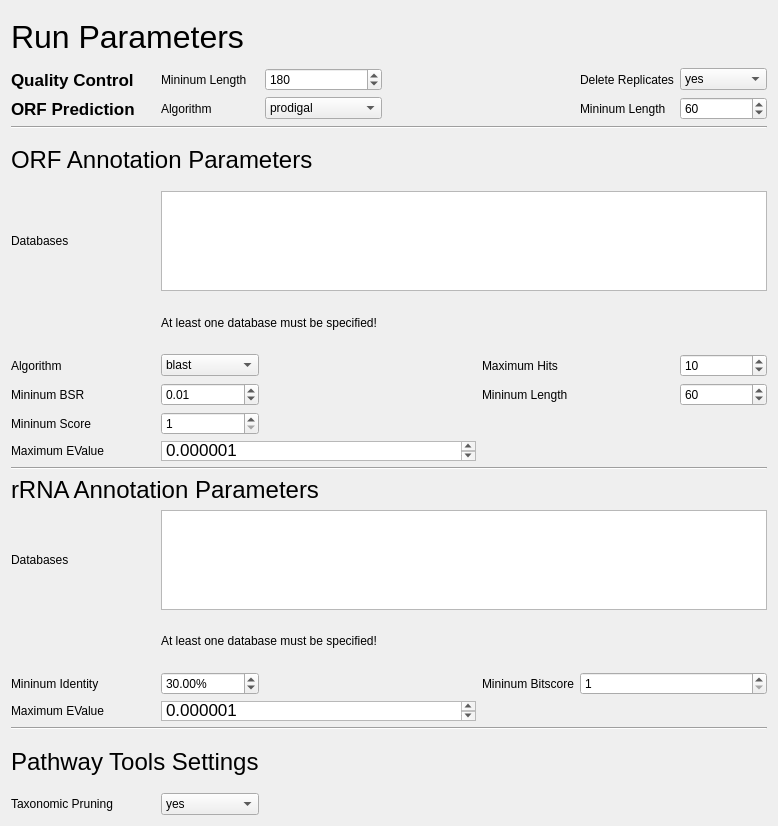
The window that SettingsTab.ui (hallamlab/MetaPathwaysGUI) describes before a commit, drawn with Qt 5.
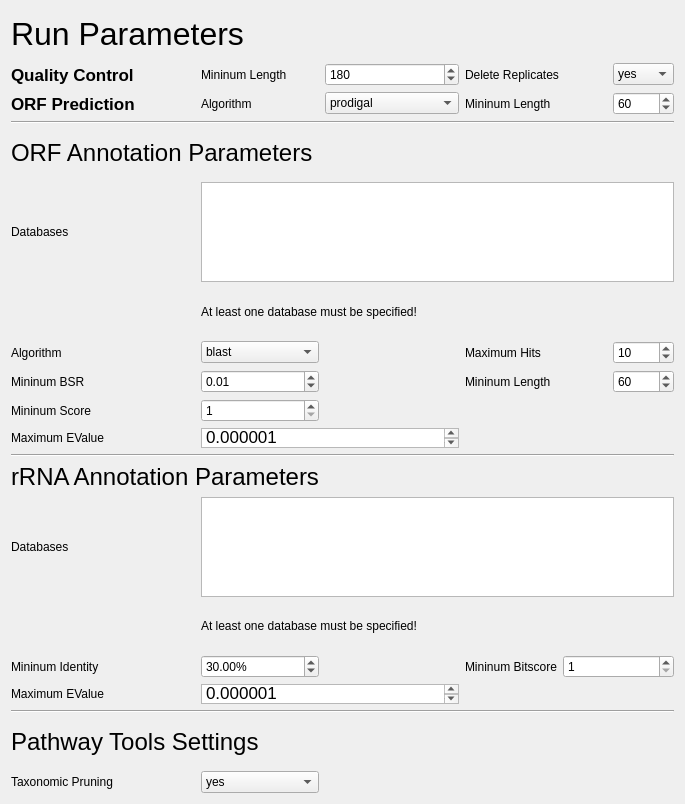
The same window after the commit.

Commit message: tidied up layouts on settingstab

Patch:
```diff
--- a/SettingsTab.ui
+++ b/SettingsTab.ui
@@ -6,8 +6,8 @@
    <rect>
     <x>0</x>
     <y>0</y>
-    <width>778</width>
-    <height>826</height>
+    <width>685</width>
+    <height>804</height>
    </rect>
   </property>
   <property name="sizePolicy">
@@ -72,6 +72,39 @@
      </property>
     </widget>
    </item>
+   <item row="1" column="3" colspan="2">
+    <widget class="QLabel" name="label_3">
+     <property name="text">
+      <string>Delete Replicates</string>
+     </property>
+    </widget>
+   </item>
+   <item row="1" column="5">
+    <widget class="QComboBox" name="quality_controlDELETE_REPLICATES">
+     <property name="editable">
+      <bool>false</bool>
+     </property>
+     <property name="currentIndex">
+      <number>0</number>
+     </property>
+     <property name="maxVisibleItems">
+      <number>2</number>
+     </property>
+     <property name="maxCount">
+      <number>2</number>
+     </property>
+     <item>
+      <property name="text">
+       <string>yes</string>
+      </property>
+     </item>
+     <item>
+      <property name="text">
+       <string>no</string>
+      </property>
+     </item>
+    </widget>
+   </item>
    <item row="2" column="0">
     <widget class="QLabel" name="label_4">
      <property name="font">
@@ -108,14 +141,34 @@
      </item>
     </widget>
    </item>
-   <item row="3" column="0" colspan="7">
+   <item row="2" column="3" colspan="2">
+    <widget class="QLabel" name="label_6">
+     <property name="text">
+      <string>Mininum Length</string>
+     </property>
+    </widget>
+   </item>
+   <item row="2" column="5">
+    <widget class="QSpinBox" name="orf_predictionMIN_LENGTH">
+     <property name="minimum">
+      <number>1</number>
+     </property>
+     <property name="maximum">
+      <number>10000</number>
+     </property>
+     <property name="value">
+      <number>60</number>
+     </property>
+    </widget>
+   </item>
+   <item row="3" column="0" colspan="6">
     <widget class="Line" name="line">
      <property name="orientation">
       <enum>Qt::Horizontal</enum>
      </property>
     </widget>
    </item>
-   <item row="4" column="0" colspan="3">
+   <item row="4" column="0" colspan="2">
     <widget class="QLabel" name="label_7">
      <property name="font">
       <font>
@@ -134,7 +187,7 @@
      </property>
     </widget>
    </item>
-   <item row="5" column="1" colspan="6">
+   <item row="5" column="1" colspan="5">
     <widget class="QListWidget" name="annotationDBS">
      <property name="sizePolicy">
       <sizepolicy hsizetype="MinimumExpanding" vsizetype="Maximum">
@@ -202,14 +255,14 @@
      </item>
     </widget>
    </item>
-   <item row="7" column="4" colspan="2">
+   <item row="7" column="3">
     <widget class="QLabel" name="label_14">
      <property name="text">
       <string>Maximum Hits</string>
      </property>
     </widget>
    </item>
-   <item row="7" column="6">
+   <item row="7" column="5">
     <widget class="QSpinBox" name="annotationMAX_HITS">
      <property name="minimum">
       <number>0</number>
@@ -245,14 +298,14 @@
      </property>
     </widget>
    </item>
-   <item row="8" column="4" colspan="2">
+   <item row="8" column="3">
     <widget class="QLabel" name="label_13">
      <property name="text">
       <string>Mininum Length</string>
      </property>
     </widget>
    </item>
-   <item row="8" column="6">
+   <item row="8" column="5">
     <widget class="QSpinBox" name="annotationMIN_LENGTH">
      <property name="maximum">
       <number>1000</number>
@@ -286,7 +339,7 @@
      </property>
     </widget>
    </item>
-   <item row="10" column="1" colspan="3">
+   <item row="10" column="1" colspan="2">
     <widget class="QTextEdit" name="annotationMAX_EVALUE">
      <property name="minimumSize">
       <size>
@@ -304,19 +357,19 @@
       <string>&lt;!DOCTYPE HTML PUBLIC &quot;-//W3C//DTD HTML 4.0//EN&quot; &quot;http://www.w3.org/TR/REC-html40/strict.dtd&quot;&gt;
 &lt;html&gt;&lt;head&gt;&lt;meta name=&quot;qrichtext&quot; content=&quot;1&quot; /&gt;&lt;style type=&quot;text/css&quot;&gt;
 p, li { white-space: pre-wrap; }
-&lt;/style&gt;&lt;/head&gt;&lt;body style=&quot; font-family:'MS Shell Dlg 2'; font-size:8.25pt; font-weight:400; font-style:normal;&quot;&gt;
-&lt;p style=&quot; margin-top:0px; margin-bottom:0px; margin-left:0px; margin-right:0px; -qt-block-indent:0; text-indent:0px;&quot;&gt;&lt;span style=&quot; font-family:'Lucida Grande'; font-size:13pt;&quot;&gt;0.000001&lt;/span&gt;&lt;/p&gt;&lt;/body&gt;&lt;/html&gt;</string>
+&lt;/style&gt;&lt;/head&gt;&lt;body style=&quot; font-family:'.Lucida Grande UI'; font-size:13pt; font-weight:400; font-style:normal;&quot;&gt;
+&lt;p style=&quot; margin-top:0px; margin-bottom:0px; margin-left:0px; margin-right:0px; -qt-block-indent:0; text-indent:0px;&quot;&gt;&lt;span style=&quot; font-family:'Lucida Grande';&quot;&gt;0.000001&lt;/span&gt;&lt;/p&gt;&lt;/body&gt;&lt;/html&gt;</string>
      </property>
     </widget>
    </item>
-   <item row="11" column="0" colspan="7">
+   <item row="11" column="0" colspan="6">
     <widget class="Line" name="line_3">
      <property name="orientation">
       <enum>Qt::Horizontal</enum>
      </property>
     </widget>
    </item>
-   <item row="12" column="0" colspan="3">
+   <item row="12" column="0" colspan="2">
     <widget class="QLabel" name="label_15">
      <property name="sizePolicy">
       <sizepolicy hsizetype="Fixed" vsizetype="Fixed">
@@ -347,7 +400,7 @@
      </property>
     </widget>
    </item>
-   <item row="13" column="1" colspan="6">
+   <item row="13" column="1" colspan="5">
     <widget class="QListWidget" name="rrnaREFDBS">
      <property name="sizePolicy">
       <sizepolicy hsizetype="Preferred" vsizetype="Expanding">
@@ -396,14 +449,14 @@
      </property>
     </widget>
    </item>
-   <item row="15" column="4">
+   <item row="15" column="3">
     <widget class="QLabel" name="label_19">
      <property name="text">
       <string>Mininum Bitscore</string>
      </property>
     </widget>
    </item>
-   <item row="15" column="5" colspan="2">
+   <item row="15" column="4" colspan="2">
     <widget class="QSpinBox" name="rrnaMIN_BITSCORE">
      <property name="minimum">
       <number>1</number>
@@ -420,7 +473,7 @@
      </property>
     </widget>
    </item>
-   <item row="16" column="1" colspan="3">
+   <item row="16" column="1" colspan="2">
     <widget class="QTextEdit" name="rrnaMAX_EVALUE">
      <property name="maximumSize">
       <size>
@@ -432,12 +485,12 @@
       <string>&lt;!DOCTYPE HTML PUBLIC &quot;-//W3C//DTD HTML 4.0//EN&quot; &quot;http://www.w3.org/TR/REC-html40/strict.dtd&quot;&gt;
 &lt;html&gt;&lt;head&gt;&lt;meta name=&quot;qrichtext&quot; content=&quot;1&quot; /&gt;&lt;style type=&quot;text/css&quot;&gt;
 p, li { white-space: pre-wrap; }
-&lt;/style&gt;&lt;/head&gt;&lt;body style=&quot; font-family:'MS Shell Dlg 2'; font-size:8.25pt; font-weight:400; font-style:normal;&quot;&gt;
-&lt;p style=&quot; margin-top:0px; margin-bottom:0px; margin-left:0px; margin-right:0px; -qt-block-indent:0; text-indent:0px;&quot;&gt;&lt;span style=&quot; font-family:'Lucida Grande'; font-size:13pt;&quot;&gt;0.000001&lt;/span&gt;&lt;/p&gt;&lt;/body&gt;&lt;/html&gt;</string>
+&lt;/style&gt;&lt;/head&gt;&lt;body style=&quot; font-family:'.Lucida Grande UI'; font-size:13pt; font-weight:400; font-style:normal;&quot;&gt;
+&lt;p style=&quot; margin-top:0px; margin-bottom:0px; margin-left:0px; margin-right:0px; -qt-block-indent:0; text-indent:0px;&quot;&gt;&lt;span style=&quot; font-family:'Lucida Grande';&quot;&gt;0.000001&lt;/span&gt;&lt;/p&gt;&lt;/body&gt;&lt;/html&gt;</string>
      </property>
     </widget>
    </item>
-   <item row="17" column="0" colspan="7">
+   <item row="17" column="0" colspan="6">
     <widget class="Line" name="line_4">
      <property name="orientation">
       <enum>Qt::Horizontal</enum>
@@ -477,59 +530,6 @@
      </item>
     </widget>
    </item>
-   <item row="1" column="6">
-    <widget class="QComboBox" name="quality_controlDELETE_REPLICATES">
-     <property name="editable">
-      <bool>false</bool>
-     </property>
-     <property name="currentIndex">
-      <number>0</number>
-     </property>
-     <property name="maxVisibleItems">
-      <number>2</number>
-     </property>
-     <property name="maxCount">
-      <number>2</number>
-     </property>
-     <item>
-      <property name="text">
-       <string>yes</string>
-      </property>
-     </item>
-     <item>
-      <property name="text">
-       <string>no</string>
-      </property>
-     </item>
-    </widget>
-   </item>
-   <item row="1" column="5">
-    <widget class="QLabel" name="label_3">
-     <property name="text">
-      <string>Delete Replicates</string>
-     </property>
-    </widget>
-   </item>
-   <item row="2" column="6">
-    <widget class="QSpinBox" name="orf_predictionMIN_LENGTH">
-     <property name="minimum">
-      <number>1</number>
-     </property>
-     <property name="maximum">
-      <number>10000</number>
-     </property>
-     <property name="value">
-      <number>60</number>
-     </property>
-    </widget>
-   </item>
-   <item row="2" column="5">
-    <widget class="QLabel" name="label_6">
-     <property name="text">
-      <string>Mininum Length</string>
-     </property>
-    </widget>
-   </item>
   </layout>
  </widget>
  <tabstops>
```
The commit also changes 3 other files.
